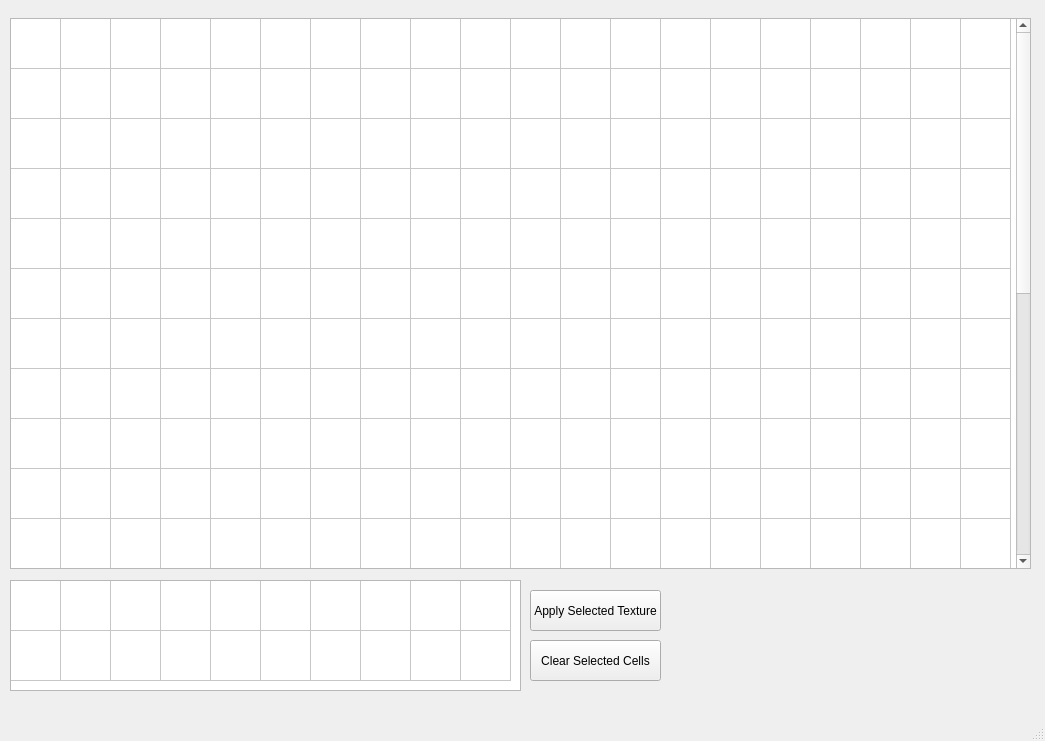
Qt form Attempt 2/LevelDeveloper/mainwindow.ui (EoinAbbey-Maher/MainProject) before a commit.
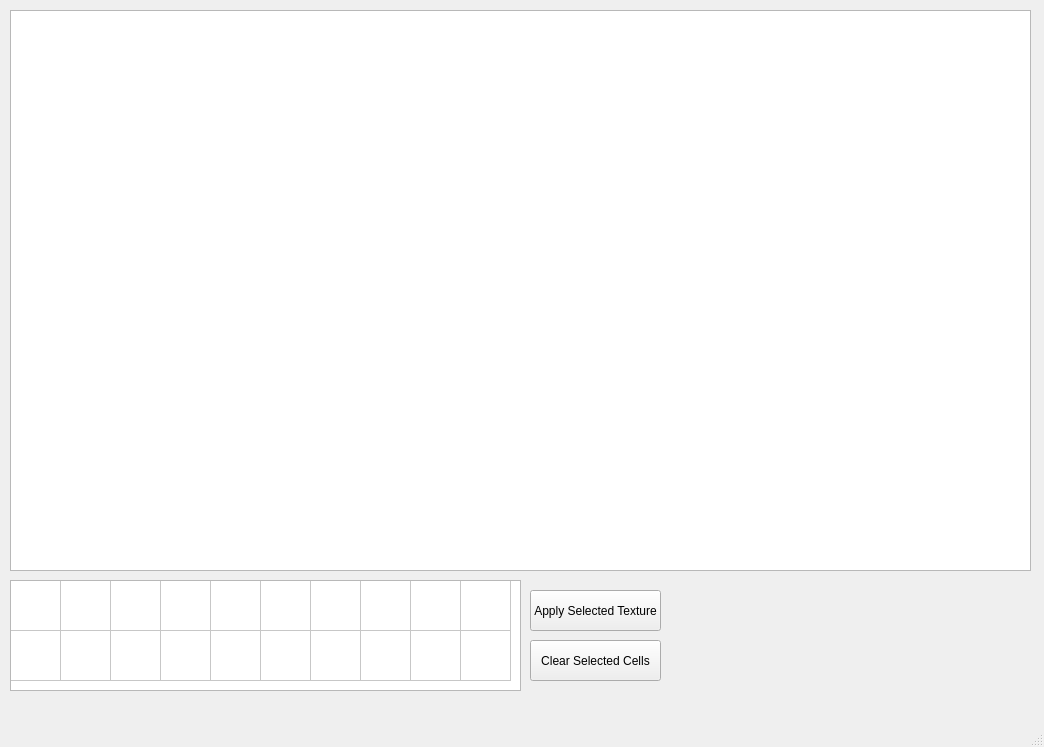
The same form after that commit.

Diff of the .ui file:
```diff
--- a/Attempt 2/LevelDeveloper/mainwindow.ui
+++ b/Attempt 2/LevelDeveloper/mainwindow.ui
@@ -6,25 +6,14 @@
    <rect>
     <x>0</x>
     <y>0</y>
-    <width>1045</width>
-    <height>741</height>
+    <width>1044</width>
+    <height>747</height>
    </rect>
   </property>
   <property name="windowTitle">
    <string>MainWindow</string>
   </property>
   <widget class="QWidget" name="centralwidget">
-   <widget class="QWidget" name="verticalLayoutWidget">
-    <property name="geometry">
-     <rect>
-      <x>10</x>
-      <y>10</y>
-      <width>16</width>
-      <height>16</height>
-     </rect>
-    </property>
-    <layout class="QVBoxLayout" name="verticalLayout"/>
-   </widget>
    <widget class="QTableWidget" name="Game_Table">
     <property name="geometry">
      <rect>
@@ -186,6 +175,16 @@
      <string>Clear Selected Cells</string>
     </property>
    </widget>
+   <widget class="QGraphicsView" name="graphicsView">
+    <property name="geometry">
+     <rect>
+      <x>10</x>
+      <y>10</y>
+      <width>1021</width>
+      <height>561</height>
+     </rect>
+    </property>
+   </widget>
   </widget>
   <widget class="QMenuBar" name="menubar">
    <property name="geometry">
```
Left out of the diff: 2 changed lines with no effect on the pictures.
